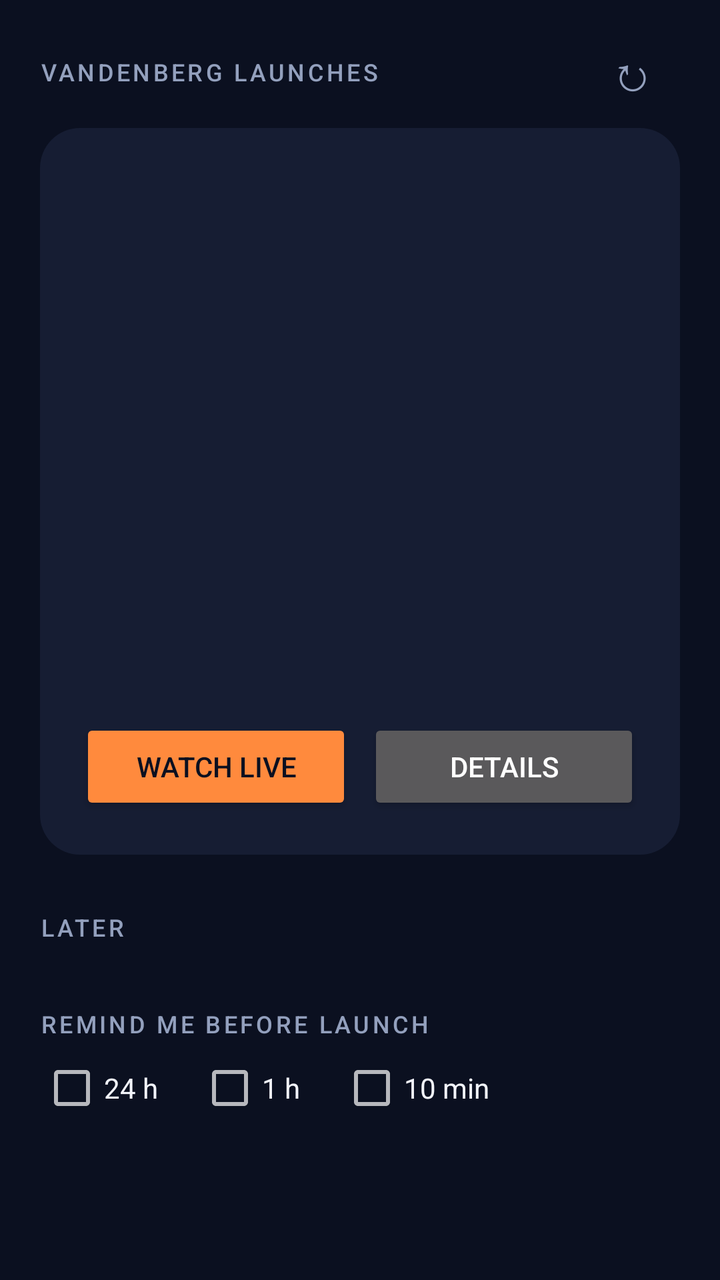
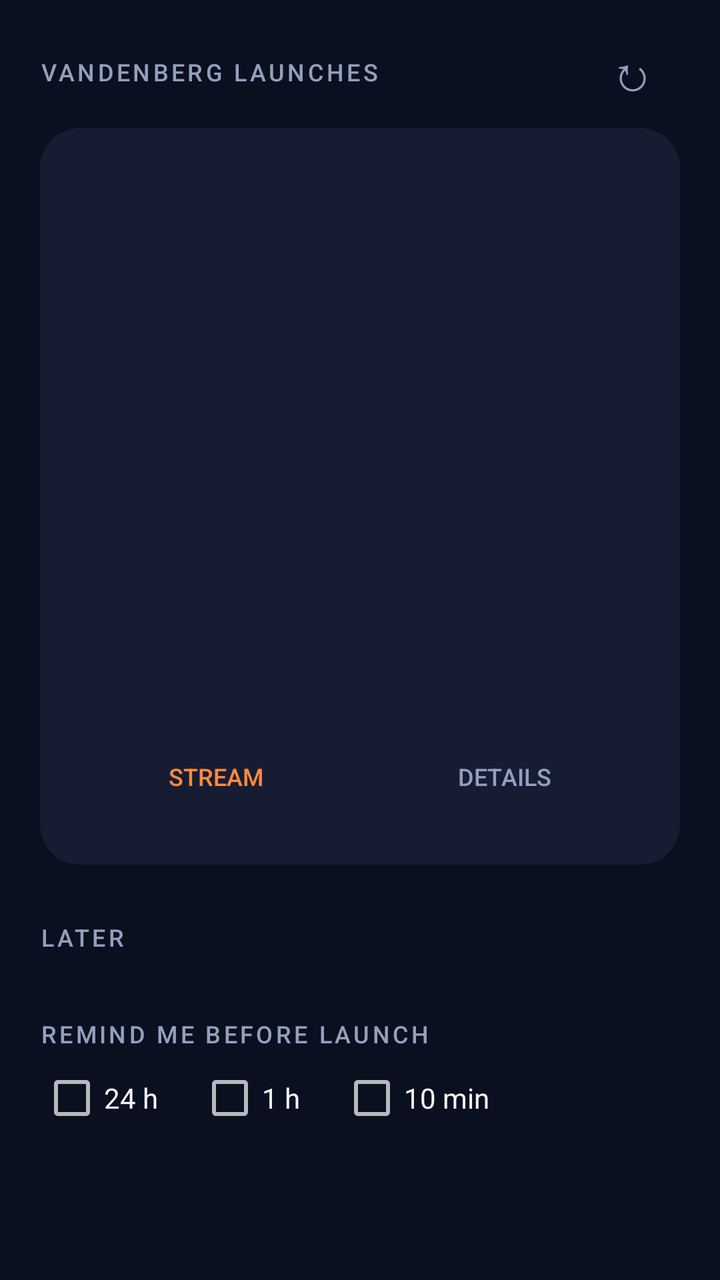

Before-and-after screenshots of an Android layout around one commit, followed by the original layout XML and the change that was made.
<!-- AndroidManifest.xml: application theme AppTheme -->
<!-- res/layout/activity_main.xml -->
<?xml version="1.0" encoding="utf-8"?>
<FrameLayout xmlns:android="http://schemas.android.com/apk/res/android"
    android:layout_width="match_parent"
    android:layout_height="match_parent">

    <ScrollView
        android:layout_width="match_parent"
        android:layout_height="match_parent"
        android:fillViewport="true"
        android:fitsSystemWindows="true">

        <LinearLayout
            android:layout_width="match_parent"
            android:layout_height="wrap_content"
            android:orientation="vertical"
            android:paddingStart="20dp"
            android:paddingTop="12dp"
            android:paddingEnd="20dp"
            android:paddingBottom="24dp">

            <LinearLayout
                android:layout_width="match_parent"
                android:layout_height="wrap_content"
                android:gravity="center_vertical"
                android:orientation="horizontal">

                <TextView
                    style="@style/Label"
                    android:layout_width="0dp"
                    android:layout_height="wrap_content"
                    android:layout_weight="1"
                    android:text="@string/header" />

                <TextView
                    android:id="@+id/refresh"
                    android:layout_width="48dp"
                    android:layout_height="48dp"
                    android:background="?android:attr/selectableItemBackgroundBorderless"
                    android:contentDescription="@string/refresh"
                    android:gravity="center"
                    android:text="@string/refresh_glyph"
                    android:textColor="@color/muted"
                    android:textSize="24sp" />
            </LinearLayout>

            <LinearLayout
                android:layout_width="match_parent"
                android:layout_height="wrap_content"
                android:layout_marginTop="4dp"
                android:background="@drawable/card"
                android:orientation="vertical"
                android:padding="20dp">

                
                <TextView
                    android:id="@+id/message"
                    android:layout_width="match_parent"
                    android:layout_height="wrap_content"
                    android:fontFamily="sans-serif-medium"
                    android:textColor="@color/text"
                    android:textSize="24sp" />

                <LinearLayout
                    android:id="@+id/next"
                    android:layout_width="match_parent"
                    android:layout_height="wrap_content"
                    android:orientation="vertical">

                    <LinearLayout
                        android:layout_width="match_parent"
                        android:layout_height="wrap_content"
                        android:alpha="0.7"
                        android:gravity="center_vertical"
                        android:orientation="horizontal">

                        <ImageView
                            android:id="@+id/logo"
                            android:layout_width="wrap_content"
                            android:layout_height="22dp"
                            android:layout_marginEnd="8dp"
                            android:adjustViewBounds="true"
                            android:background="@drawable/logo_chip"
                            android:maxWidth="110dp"
                            android:padding="4dp"
                            android:scaleType="fitCenter"
                            android:visibility="gone" />

                        <TextView
                            android:id="@+id/ident"
                            android:layout_width="0dp"
                            android:layout_height="wrap_content"
                            android:layout_weight="1"
                            android:ellipsize="end"
                            android:maxLines="1"
                            android:textColor="@color/muted"
                            android:textSize="15sp" />
                    </LinearLayout>

                    <TextView
                        android:id="@+id/date"
                        android:layout_width="match_parent"
                        android:layout_height="wrap_content"
                        android:layout_marginTop="12dp"
                        android:fontFamily="sans-serif-medium"
                        android:fontFeatureSettings="tnum"
                        android:includeFontPadding="false"
                        android:textColor="@color/text"
                        android:textSize="56sp" />

                    <TextView
                        android:id="@+id/day"
                        android:layout_width="match_parent"
                        android:layout_height="wrap_content"
                        android:textColor="@color/muted"
                        android:textSize="18sp" />

                    <TextView
                        android:id="@+id/time"
                        android:layout_width="match_parent"
                        android:layout_height="wrap_content"
                        android:layout_marginTop="10dp"
                        android:fontFamily="sans-serif-medium"
                        android:fontFeatureSettings="tnum"
                        android:includeFontPadding="false"
                        android:textColor="@color/text"
                        android:textSize="44sp" />

                    <TextView
                        android:id="@+id/countdown"
                        android:layout_width="match_parent"
                        android:layout_height="wrap_content"
                        android:layout_marginTop="10dp"
                        android:fontFamily="sans-serif-medium"
                        android:fontFeatureSettings="tnum"
                        android:maxLines="1"
                        android:textColor="@color/accent"
                        android:textSize="28sp" />

                    <LinearLayout
                        android:id="@+id/video_box"
                        android:layout_width="match_parent"
                        android:layout_height="wrap_content"
                        android:layout_marginTop="14dp"
                        android:orientation="vertical"
                        android:visibility="gone">

                        <FrameLayout
                            android:id="@+id/video_holder"
                            android:layout_width="match_parent"
                            android:layout_height="200dp"
                            android:background="#000000" />

                        <LinearLayout
                            android:layout_width="match_parent"
                            android:layout_height="wrap_content"
                            android:orientation="horizontal">

                            <TextView
                                android:id="@+id/open_original"
                                android:layout_width="0dp"
                                android:layout_height="44dp"
                                android:layout_weight="1"
                                android:background="?android:attr/selectableItemBackground"
                                android:gravity="center_vertical"
                                android:text="@string/open_original"
                                android:textColor="@color/muted"
                                android:textSize="14sp" />

                            <TextView
                                android:id="@+id/fullscreen"
                                android:layout_width="wrap_content"
                                android:layout_height="44dp"
                                android:background="?android:attr/selectableItemBackground"
                                android:gravity="center_vertical"
                                android:paddingStart="12dp"
                                android:text="@string/fullscreen"
                                android:textColor="@color/muted"
                                android:textSize="14sp" />
                        </LinearLayout>
                    </LinearLayout>

                    <LinearLayout
                        android:layout_width="match_parent"
                        android:layout_height="wrap_content"
                        android:layout_marginTop="12dp"
                        android:orientation="horizontal">

                        <Button
                            android:id="@+id/watch"
                            android:layout_width="0dp"
                            android:layout_height="wrap_content"
                            android:layout_weight="1"
                            android:backgroundTint="@color/accent"
                            android:text="@string/watch_live"
                            android:textColor="@color/bg" />

                        <Button
                            android:id="@+id/details"
                            android:layout_width="0dp"
                            android:layout_height="wrap_content"
                            android:layout_marginStart="8dp"
                            android:layout_weight="1"
                            android:text="@string/details" />
                    </LinearLayout>
                </LinearLayout>
            </LinearLayout>

            <TextView
                android:id="@+id/later_label"
                style="@style/Label"
                android:layout_width="match_parent"
                android:layout_height="wrap_content"
                android:layout_marginTop="28dp"
                android:layout_marginBottom="4dp"
                android:text="@string/later" />

            <LinearLayout
                android:id="@+id/later"
                android:layout_width="match_parent"
                android:layout_height="wrap_content"
                android:orientation="vertical" />

            <TextView
                style="@style/Label"
                android:layout_width="match_parent"
                android:layout_height="wrap_content"
                android:layout_marginTop="28dp"
                android:text="@string/remind_me" />

            <LinearLayout
                android:layout_width="match_parent"
                android:layout_height="wrap_content"
                android:orientation="horizontal">

                <CheckBox
                    android:id="@+id/remind_24h"
                    android:layout_width="wrap_content"
                    android:layout_height="48dp"
                    android:text="@string/remind_24h"
                    android:textColor="@color/text" />

                <CheckBox
                    android:id="@+id/remind_1h"
                    android:layout_width="wrap_content"
                    android:layout_height="48dp"
                    android:layout_marginStart="20dp"
                    android:text="@string/remind_1h"
                    android:textColor="@color/text" />

                <CheckBox
                    android:id="@+id/remind_10m"
                    android:layout_width="wrap_content"
                    android:layout_height="48dp"
                    android:layout_marginStart="20dp"
                    android:text="@string/remind_10m"
                    android:textColor="@color/text" />
            </LinearLayout>

            <TextView
                android:id="@+id/footer"
                android:layout_width="match_parent"
                android:layout_height="wrap_content"
                android:layout_marginTop="24dp"
                android:lineSpacingExtra="2dp"
                android:textColor="@color/muted"
                android:textSize="12sp" />
        </LinearLayout>
    </ScrollView>

    
    <FrameLayout
        android:id="@+id/full"
        android:layout_width="match_parent"
        android:layout_height="match_parent"
        android:background="#000000"
        android:clickable="true"
        android:visibility="gone">

        <FrameLayout
            android:id="@+id/full_holder"
            android:layout_width="match_parent"
            android:layout_height="match_parent" />

        <TextView
            android:id="@+id/full_timer"
            android:layout_width="wrap_content"
            android:layout_height="wrap_content"
            android:layout_gravity="top|end"
            android:layout_margin="12dp"
            android:background="@drawable/timer_chip"
            android:fontFamily="sans-serif-medium"
            android:fontFeatureSettings="tnum"
            android:paddingStart="10dp"
            android:paddingTop="4dp"
            android:paddingEnd="10dp"
            android:paddingBottom="4dp"
            android:textColor="@color/accent"
            android:textSize="18sp" />

        <TextView
            android:id="@+id/full_exit"
            android:layout_width="44dp"
            android:layout_height="44dp"
            android:layout_gravity="top|start"
            android:layout_margin="8dp"
            android:background="@drawable/timer_chip"
            android:contentDescription="@string/exit_fullscreen"
            android:gravity="center"
            android:text="@string/exit_glyph"
            android:textColor="@color/text"
            android:textSize="18sp" />
    </FrameLayout>
</FrameLayout>
<!-- resources referenced by this layout -->
<resources>
  <color name="accent">#FF8A3D</color>
  <color name="bg">#0B1020</color>
  <color name="muted">#93A0BD</color>
  <color name="text">#F2F4FA</color>
  <!-- drawable card (drawable) -->
  <?xml version="1.0" encoding="utf-8"?>
  <shape xmlns:android="http://schemas.android.com/apk/res/android">
      <solid android:color="@color/card" />
      <corners android:radius="20dp" />
  </shape>
  <!-- drawable logo_chip (drawable) -->
  <?xml version="1.0" encoding="utf-8"?>
  <shape xmlns:android="http://schemas.android.com/apk/res/android">
      <solid android:color="#E8ECF5" />
      <corners android:radius="5dp" />
  </shape>
  <!-- drawable timer_chip (drawable) -->
  <?xml version="1.0" encoding="utf-8"?>
  <shape xmlns:android="http://schemas.android.com/apk/res/android">
      <solid android:color="#B3000000" />
      <corners android:radius="10dp" />
  </shape>
  <string name="details">Details</string>
  <string name="exit_fullscreen">Exit full screen</string>
  <string name="exit_glyph" translatable="false">✕</string>
  <string name="fullscreen">Full screen ⤢</string>
  <string name="header">VANDENBERG LAUNCHES</string>
  <string name="later">LATER</string>
  <string name="open_original">Open original ↗</string>
  <string name="refresh">Refresh</string>
  <string name="refresh_glyph" translatable="false">↻</string>
  <string name="remind_10m">10 min</string>
  <string name="remind_1h">1 h</string>
  <string name="remind_24h">24 h</string>
  <string name="remind_me">REMIND ME BEFORE LAUNCH</string>
  <string name="watch_live">Watch live</string>
  <style name="Label">
          <item name="android:textSize">12sp</item>
          <item name="android:textColor">@color/muted</item>
          <item name="android:letterSpacing">0.12</item>
          <item name="android:fontFamily">sans-serif-medium</item>
      </style>
  <style name="AppTheme" parent="@android:style/Theme.Material.NoActionBar">
          <item name="android:windowBackground">@color/bg</item>
          <item name="android:colorAccent">@color/accent</item>
          <item name="android:statusBarColor">@color/bg</item>
          <item name="android:navigationBarColor">@color/bg</item>
      </style>
  <color name="card">#161D33</color>
</resources>

<!-- the commit's change to res/layout/activity_main.xml (unified diff, before → after) -->
@@ -112,7 +112,7 @@
                         android:layout_width="match_parent"
                         android:layout_height="wrap_content"
                         android:textColor="@color/muted"
-                        android:textSize="18sp" />
+                        android:textSize="22sp" />
 
                     <TextView
                         android:id="@+id/time"
@@ -187,20 +187,24 @@
 
                         <Button
                             android:id="@+id/watch"
+                            style="?android:attr/borderlessButtonStyle"
                             android:layout_width="0dp"
                             android:layout_height="wrap_content"
                             android:layout_weight="1"
-                            android:backgroundTint="@color/accent"
-                            android:text="@string/watch_live"
-                            android:textColor="@color/bg" />
+                            android:text="@string/stream"
+                            android:textColor="@color/accent"
+                            android:textSize="12sp" />
 
                         <Button
                             android:id="@+id/details"
+                            style="?android:attr/borderlessButtonStyle"
                             android:layout_width="0dp"
                             android:layout_height="wrap_content"
                             android:layout_marginStart="8dp"
                             android:layout_weight="1"
-                            android:text="@string/details" />
+                            android:text="@string/details"
+                            android:textColor="@color/muted"
+                            android:textSize="12sp" />
                     </LinearLayout>
                 </LinearLayout>
             </LinearLayout>
<!-- resource entries referenced after the edit -->
@@ -35,7 +35,7 @@
   <string name="remind_1h">1 h</string>
   <string name="remind_24h">24 h</string>
   <string name="remind_me">REMIND ME BEFORE LAUNCH</string>
-  <string name="watch_live">Watch live</string>
+  <string name="stream">Stream</string>
   <style name="Label">
           <item name="android:textSize">12sp</item>
           <item name="android:textColor">@color/muted</item>
